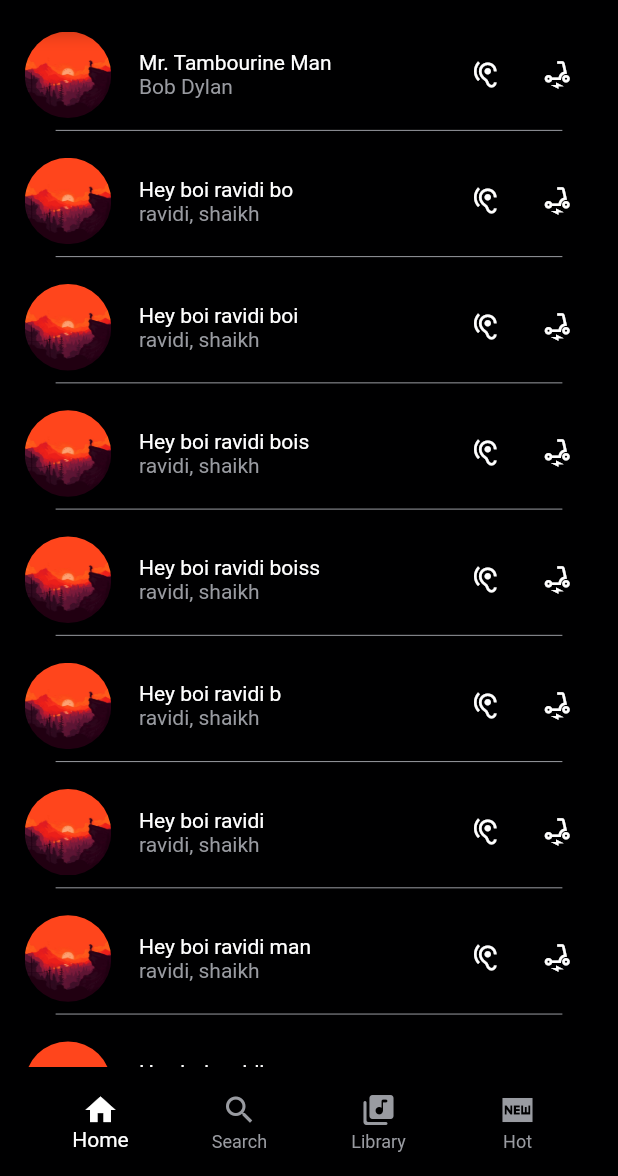
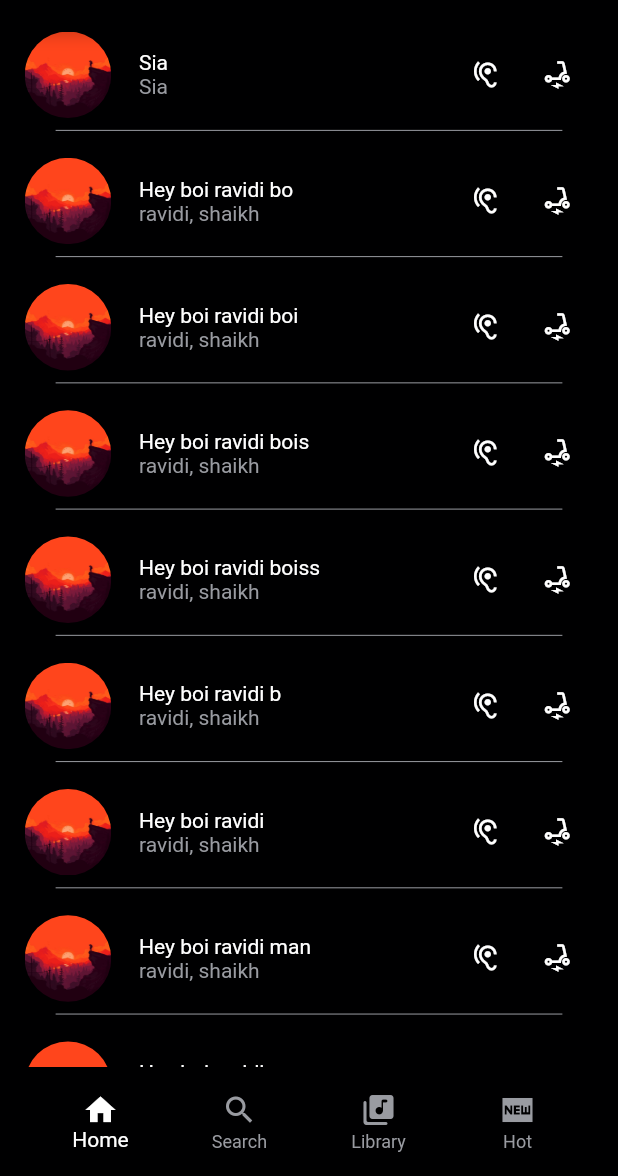
Before and after one commit to Literal-Eval/reed, a Flutter app: the screen it shows after launch, on a phone screen of 412 x 824 dp, the part 60-1236 px from its top. Run offline on Flutter 3.47's test engine with Material 2 defaults, Android fonts, the phone set to English and light mode, and no system bars; our stand-ins replace flutter_riverpod, just_audio, lottie; missing offline and left inert: audio_session, just_audio_web.

Commit message:
add song name

```diff
--- a/lib/screens/song_list_page.dart
+++ b/lib/screens/song_list_page.dart
@@ -15,9 +15,9 @@ class SongListPage extends StatefulWidget {
 class _SongListPageState extends State<SongListPage> {
   final List<Song> songList = [
     Song(
-        name: 'Mr. Tambourine Man',
-        album: 'Bringing It All Back Home',
-        artists: ['Bob Dylan'],
+        name: 'Sia',
+        album: 'This Is acting',
+        artists: ['Sia'],
         path: 'assets/music/file.mp3'),
     Song(
         name: 'Hey boi ravidi bo',
```
